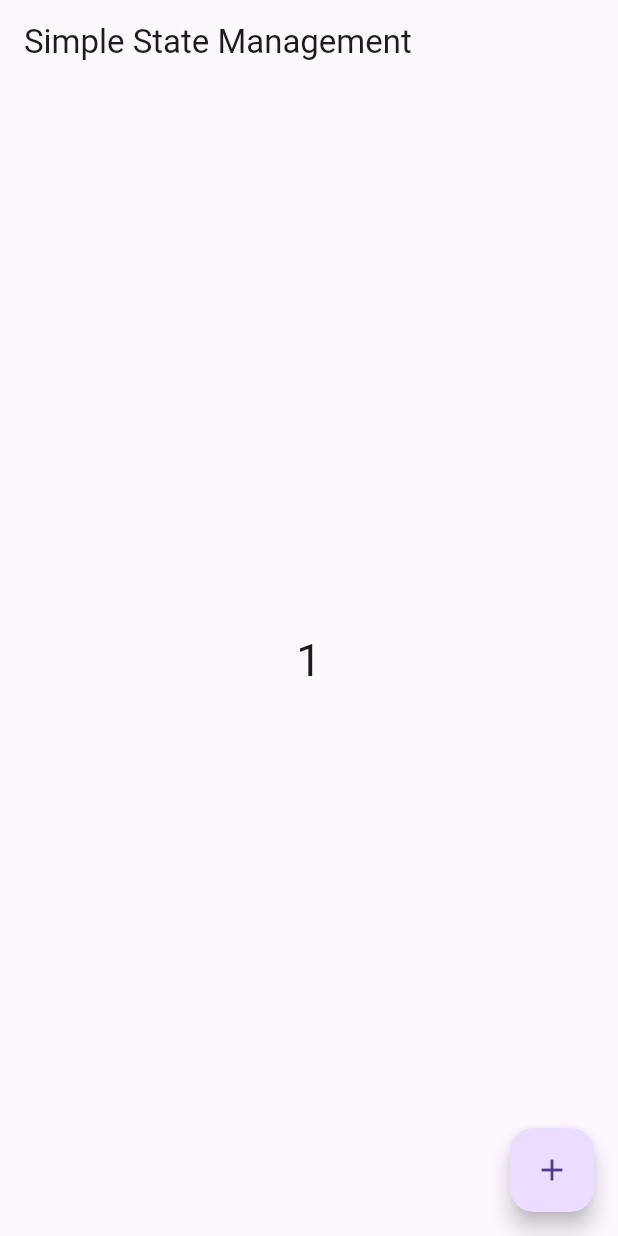
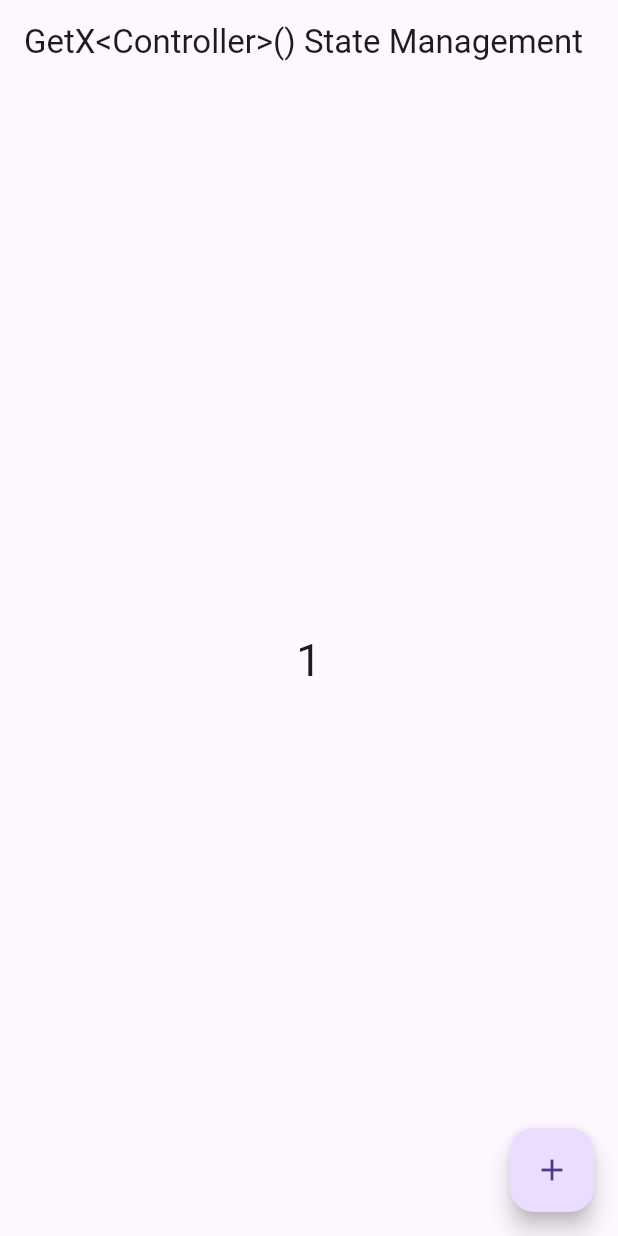
Before and after one commit to jsmile/getx_v463, a Flutter app: the screen it shows after launch, after a tap on the "add" icon, on a phone screen of 412 x 824 dp. Run offline on Flutter 3.47's test engine with Material 3 defaults, Android fonts, the phone set to English and light mode, and no system bars; our stand-ins replace get; missing offline and left inert: ansicolor.

Commit message:
begin GetX<ControllerT>()

```diff
--- /dev/null
+++ b/lib/getx_controller/controller.dart
@@ -0,0 +1,19 @@
+import 'package:get/get.dart';
+
+class Controller extends GetxController {
+  // reactive 변수 선언
+  final count = 0.obs;
+  // var count = 0.obs; // var 로 선언해도 됨
+
+  // // normal 변수 선언
+  // int count = 0;
+
+  void increment() {
+    count.value++; // final reactive 변수의 값 변경은 .value 로 접근하여 변경
+    // count++; // var 로 선언한 경우는 .value 없이 변경 가능
+    // // update();  // GetX<Controller>( ... ) 사용 시 update() 없이도 UI 가 변경됨
+
+    // update([ count ]);                 // 특정 변수만 UI 변경
+    // update([ 'count1' ], count < 10);  // 특정 조건에 따라 UI 변경
+  }
+}
--- /dev/null
+++ b/lib/getx_controller/detail_page.dart
@@ -0,0 +1,11 @@
+import 'package:flutter/material.dart';
+import 'package:get/get.dart';
+
+class DetailPage extends StatelessWidget {
+  const DetailPage({super.key});
+
+  @override
+  Widget build(BuildContext context) {
+    return Container();
+  }
+}
--- /dev/null
+++ b/lib/getx_controller/view.dart
@@ -0,0 +1,65 @@
+import 'package:flutter/material.dart';
+import 'package:get/get.dart';
+
+import './controller.dart';
+// import './detail_page.dart';
+
+class GetXControllerView extends StatelessWidget {
+  const GetXControllerView({super.key});
+
+  @override
+  Widget build(BuildContext context) {
+    // final controller = Get.put(Controller());
+
+    return GetMaterialApp(
+      home: Scaffold(
+        appBar: AppBar(
+          title: const Text(
+            'GetX<Controller>() State Management',
+            style: TextStyle(fontSize: 22),
+          ),
+        ),
+        body: Center(
+          child: Column(
+            mainAxisAlignment: MainAxisAlignment.center,
+            children: [
+              // Reactive State Management
+              GetX<Controller>(
+                init: Controller(), // Gex.put( ... ) 없이 init 으로 초기화 가능
+                builder: (controller) => Text(
+                  '${controller.count.value}',
+                  style: const TextStyle(fontSize: 30),
+                ),
+              ),
+              // Obx(
+              //   () => Text(
+              //     '${controller.count.value}', // 수정이 아닌 조회 시에는 .value 사용
+              //     style: const TextStyle(fontSize: 30),
+              //   ),
+              // ),
+              // // Simple State Management
+              // GetBuilder<Controller>(
+              //   init: Controller(),
+              //   builder: (controller) => Text(
+              //     '${controller.count}',
+              //     style: const TextStyle(fontSize: 30),
+              //   ),
+              // ),
+              // ElevatedButton(
+              //   onPressed: () => Get.to(
+              //     () => const DetailPage(),
+              //   ),
+              //   child: const Text('Detail Page'),
+              // ),
+            ],
+          ),
+        ),
+        floatingActionButton: FloatingActionButton(
+          onPressed: () => Get.find<Controller>().increment(),
+          // onPressed: () => controller.increment(),
+          child: const Icon(Icons.add),
+        ),
+      ),
+    );
+  }
+}
--- a/lib/main.dart
+++ b/lib/main.dart
@@ -2,13 +2,23 @@ import 'package:ansicolor/ansicolor.dart';
 import 'package:flutter/material.dart';
 // import 'navigation/get_navigation.dart';
 // import 'state_management/reactive_state_management.dart';
-import 'state_management/simple_state_management.dart';
+// import 'state_management/simple_state_management.dart';
+import 'getx_controller/view.dart';
 
 void main() {
   // ansi color log 초기화
   ansiColorDisabled = false;
+
+  // // GetX Navigation
   // runApp(const GetNavigation());
+
+  // // GetX Reactive State Management
   // runApp(ReactiveStateManagement());
-  runApp(const SimpleStateManagement());
+
+  // // GetX Simple State Management
+  // runApp(const SimpleStateManagement());
+
+  // GetX Controller
+  runApp(const GetXControllerView());
 }
 //
```
